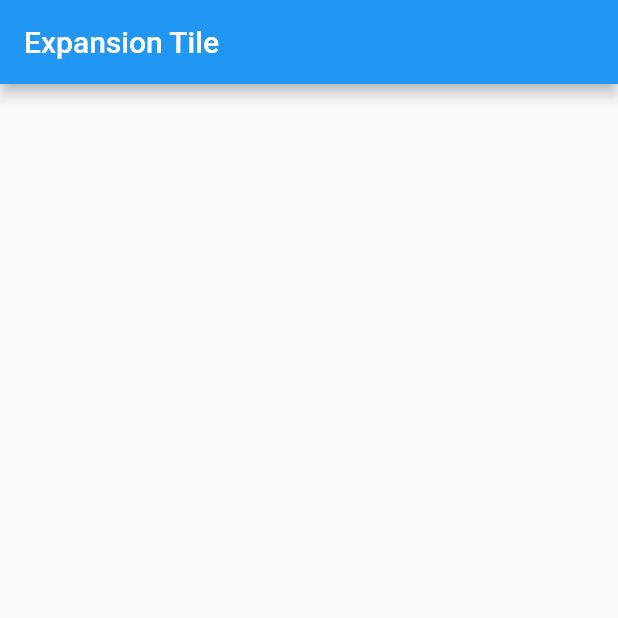
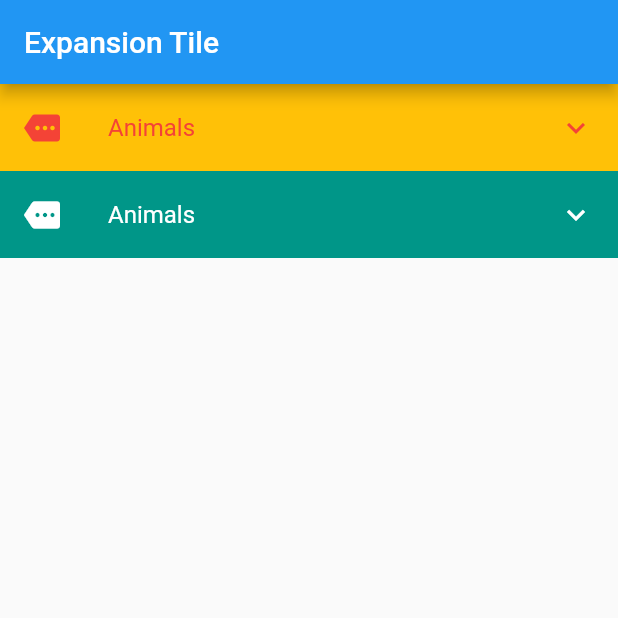
Before and after one commit to Mohamed-Yassien/flutter_challenges, a Flutter app: the screen it shows after launch, on a phone screen of 412 x 824 dp, the top half of it. Run offline on Flutter 3.47's test engine with Material 2 defaults, Android fonts, the phone set to English and light mode, and no system bars.

Commit message:
modal bottom sheet with scroll control expansion tile

```diff
--- a/lib/expansion_tile.dart
+++ b/lib/expansion_tile.dart
@@ -1,7 +1,14 @@
 import 'package:flutter/material.dart';
 
-class ExpansionTileScreen extends StatelessWidget {
+class ExpansionTileScreen extends StatefulWidget {
   const ExpansionTileScreen({Key? key}) : super(key: key);
+
+  @override
+  State<ExpansionTileScreen> createState() => _ExpansionTileScreenState();
+}
+
+class _ExpansionTileScreenState extends State<ExpansionTileScreen> {
+  bool isChecked = false;
 
   @override
   Widget build(BuildContext context) {
@@ -9,6 +16,95 @@ class ExpansionTileScreen extends StatelessWidget {
       appBar: AppBar(
         title: const Text('Expansion Tile'),
       ),
+      body: SingleChildScrollView(
+        child: Column(
+          crossAxisAlignment: CrossAxisAlignment.start,
+          children: [
+            ExpansionTile(
+              title: const Text('Animals'),
+              backgroundColor: Colors.red,
+              leading: const Icon(Icons.more),
+              collapsedIconColor: Colors.red,
+              iconColor: Colors.white,
+              collapsedTextColor: Colors.red,
+              textColor: Colors.white,
+              collapsedBackgroundColor: Colors.amber,
+              controlAffinity: ListTileControlAffinity.trailing,
+              expandedCrossAxisAlignment: CrossAxisAlignment.start,
+              expandedAlignment: Alignment.centerLeft,
+              children: [
+                CheckboxListTile(
+                  controlAffinity: ListTileControlAffinity.leading,
+                  // shape: OutlineInputBorder(
+                  //   borderSide: BorderSide(
+                  //     color: Colors.amber,
+                  //     width: 2,
+                  //   ),
+                  // ),
+                  activeColor: Colors.amber,
+                  checkColor: Colors.white,
+                  side: const BorderSide(
+                    color: Colors.white,
+                    width: 2,
+                  ),
+                  value: isChecked,
+                  title: const Text(
+                    'Cat',
+                    style: TextStyle(color: Colors.white),
+                  ),
+                  subtitle: const Text(
+                    'click here',
+                    style: TextStyle(color: Colors.white),
+                  ),
+                  onChanged: (val) {
+                    setState(() {
+                      isChecked = val!;
+                    });
+                  },
+                ),
+              ],
+            ),
+            ExpansionTile(
+              title: const Text('Animals'),
+              backgroundColor: Colors.purple,
+              leading: const Icon(Icons.more),
+              collapsedIconColor: Colors.white,
+              iconColor: Colors.white,
+              collapsedTextColor: Colors.white,
+              textColor: Colors.white,
+              collapsedBackgroundColor: Colors.teal,
+              controlAffinity: ListTileControlAffinity.trailing,
+              expandedCrossAxisAlignment: CrossAxisAlignment.start,
+              expandedAlignment: Alignment.centerLeft,
+              children: [
+                CheckboxListTile(
+                  controlAffinity: ListTileControlAffinity.leading,
+                  activeColor: Colors.amber,
+                  checkColor: Colors.white,
+                  side: const BorderSide(
+                    color: Colors.white,
+                    width: 2,
+                  ),
+                  value: isChecked,
+                  title: const Text(
+                    'Dog',
+                    style: TextStyle(color: Colors.white),
+                  ),
+                  subtitle: const Text(
+                    'click here',
+                    style: TextStyle(color: Colors.white),
+                  ),
+                  onChanged: (val) {
+                    setState(() {
+                      isChecked = val!;
+                    });
+                  },
+                ),
+              ],
+            ),
+          ],
+        ),
+      ),
     );
   }
 }
--- a/lib/main.dart
+++ b/lib/main.dart
@@ -4,7 +4,7 @@ import 'package:flutter_challenges/expansion_tile.dart';
 import 'bottom_sheet_screen.dart';
 
 main() {
-  runApp(MyApp());
+  runApp(const MyApp());
 }
 
 class MyApp extends StatelessWidget {
```
